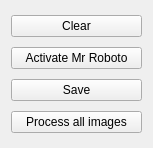
Before: the Qt Designer form BIAL-GUI/src/livewirewidget.ui in GIBIS-UNIFESP/BIAL, drawn with Qt 5.
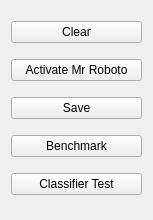
After: the same form once the commit is applied.

The edit to the form file:
```diff
--- a/BIAL-GUI/src/livewirewidget.ui
+++ b/BIAL-GUI/src/livewirewidget.ui
@@ -7,7 +7,7 @@
     <x>0</x>
     <y>0</y>
     <width>153</width>
-    <height>148</height>
+    <height>220</height>
    </rect>
   </property>
   <property name="sizePolicy">
@@ -44,7 +44,14 @@
    <item>
     <widget class="QPushButton" name="pushButtonProcessAll">
      <property name="text">
-      <string>Process all images</string>
+      <string>Benchmark</string>
+     </property>
+    </widget>
+   </item>
+   <item>
+    <widget class="QPushButton" name="pushButtonClassifier">
+     <property name="text">
+      <string>Classifier Test</string>
      </property>
     </widget>
    </item>
```
